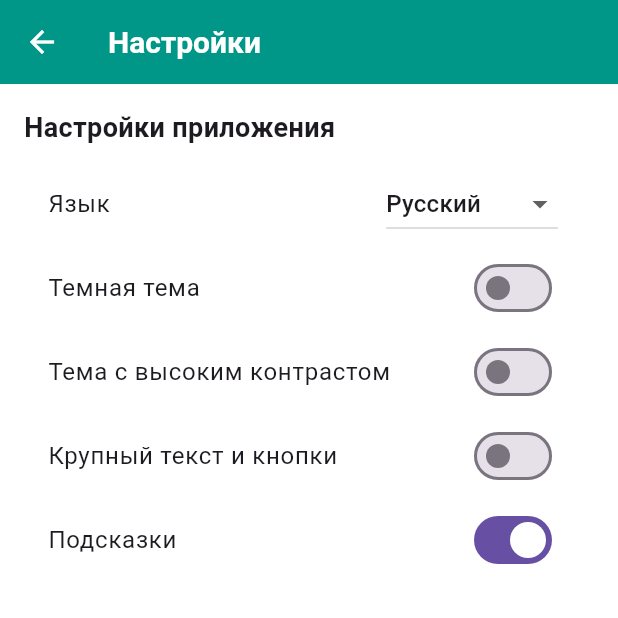
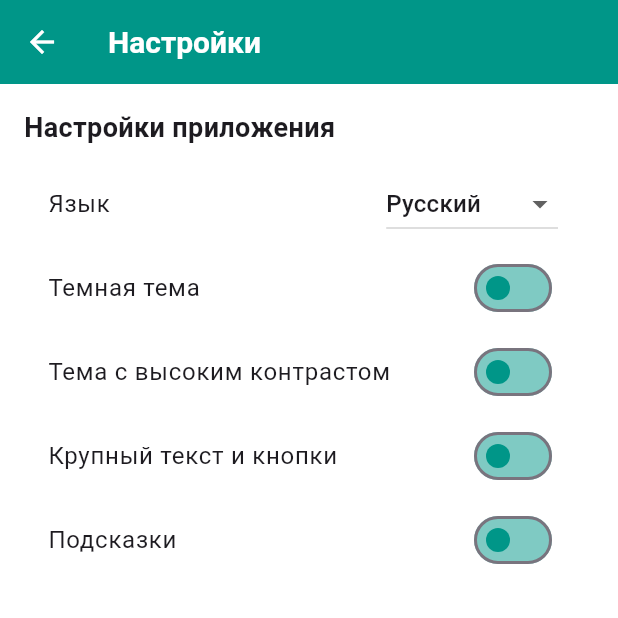
Before and after one commit to lizardoboi/med, a Flutter app: the SettingsScreen screen opened by its route, on a phone screen of 412 x 824 dp, the top half of it. Run offline on Flutter 3.47's test engine with Material 3 defaults, Android fonts, the phone set to English and light mode, and no system bars; our stand-ins replace awesome_notifications, timezone; accounts and stored records are empty; generated files the repository leaves out were written again.

Commit message:
Added real Hints Mode and app icon, also changes to project structure once again

```diff
--- a/lib/screens/settings/settings_screen.dart
+++ b/lib/screens/settings/settings_screen.dart
@@ -1,14 +1,15 @@
 import 'package:flutter/material.dart';
 import 'package:flutter_gen/gen_l10n/app_localizations.dart';
-import 'package:provider/provider.dart';
-import '../../../theme/theme_provider.dart';
+import 'widgets/hints_mode_switch.dart';
+import 'widgets/language_settings.dart';
+import 'widgets/large_text_switch.dart';
+import 'widgets/theme_switch.dart';
 
 class SettingsScreen extends StatelessWidget {
   const SettingsScreen({super.key});
 
   @override
   Widget build(BuildContext context) {
-    final themeProvider = Provider.of<ThemeProvider>(context);
     final loc = AppLocalizations.of(context)!;
 
     return Scaffold(
@@ -22,67 +23,11 @@ class SettingsScreen extends StatelessWidget {
           ),
           const SizedBox(height: 10),
 
-          ListTile(
-            title: Text(loc.language),
-            trailing: DropdownButton<String>(
-              value: themeProvider.locale.languageCode,
-              items: [
-                DropdownMenuItem(value: 'en', child: Text(loc.english)),
-                DropdownMenuItem(value: 'ru', child: Text(loc.russian)),
-                DropdownMenuItem(value: 'fi', child: Text(loc.finnish)),
-                DropdownMenuItem(value: 'es', child: Text(loc.spanish)),
-              ],
-              onChanged: (value) {
-                if (value != null) {
-                  themeProvider.setLocale(Locale(value));
-                }
-              },
-            ),
-          ),
-
-          ListTile(
-            title: Text(loc.darkTheme),
-            trailing: Switch(
-              value: themeProvider.isDarkMode,
-              onChanged: (bool value) {
-                themeProvider.setThemeMode(
-                  value ? AppThemeMode.dark : AppThemeMode.light,
-                );
-              },
-            ),
-          ),
-
-          ListTile(
-            title: Text(loc.highContrast),
-            trailing: Switch(
-              value: themeProvider.isHighContrast,
-              onChanged: (bool value) {
-                themeProvider.setThemeMode(
-                  value ? AppThemeMode.highContrast : AppThemeMode.light,
-                );
-              },
-            ),
-          ),
-
-          ListTile(
-            title: Text(loc.largeText),
-            trailing: Switch(
-              value: themeProvider.isLargeText,
-              onChanged: (bool value) {
-                themeProvider.setLargeText(value);
-              },
-            ),
-          ),
-
-          ListTile(
-            title: Text(loc.hintsMode),
-            trailing: Switch(
-              value: themeProvider.isHintsEnabled,
-              onChanged: (bool value) {
-                themeProvider.setHintsEnabled(value);
-              },
-            ),
-          ),
+          // Используем виджеты для отображения настроек
+          LanguageSetting(),
+          ThemeSwitch(),
+          LargeTextSwitch(),
+          HintsModeSwitch(),
         ],
       ),
     );
--- /dev/null
+++ b/lib/screens/settings/widgets/hints_mode_switch.dart
@@ -0,0 +1,24 @@
+import 'package:flutter/material.dart';
+import 'package:provider/provider.dart';
+import '../../../theme/theme_provider.dart';
+import 'package:flutter_gen/gen_l10n/app_localizations.dart';
+
+class HintsModeSwitch extends StatelessWidget {
+  const HintsModeSwitch({super.key});
+
+  @override
+  Widget build(BuildContext context) {
+    final themeProvider = Provider.of<ThemeProvider>(context);
+    final loc = AppLocalizations.of(context)!;
+
+    return ListTile(
+      title: Text(loc.hintsMode),
+      trailing: Switch(
+        value: themeProvider.isHintsEnabled,
+        onChanged: (bool value) {
+          themeProvider.setHintsEnabled(value);
+        },
+      ),
+    );
+  }
+}
--- /dev/null
+++ b/lib/screens/settings/widgets/language_settings.dart
@@ -0,0 +1,32 @@
+import 'package:flutter/material.dart';
+import 'package:provider/provider.dart';
+import '../../../theme/theme_provider.dart';
+import 'package:flutter_gen/gen_l10n/app_localizations.dart';
+
+class LanguageSetting extends StatelessWidget {
+  const LanguageSetting({super.key});
+
+  @override
+  Widget build(BuildContext context) {
+    final themeProvider = Provider.of<ThemeProvider>(context);
+    final loc = AppLocalizations.of(context)!;
+
+    return ListTile(
+      title: Text(loc.language),
+      trailing: DropdownButton<String>(
+        value: themeProvider.locale.languageCode,
+        items: [
+          DropdownMenuItem(value: 'en', child: Text(loc.english)),
+          DropdownMenuItem(value: 'ru', child: Text(loc.russian)),
+          DropdownMenuItem(value: 'fi', child: Text(loc.finnish)),
+          DropdownMenuItem(value: 'es', child: Text(loc.spanish)),
+        ],
+        onChanged: (value) {
+          if (value != null) {
+            themeProvider.setLocale(Locale(value));
+          }
+        },
+      ),
+    );
+  }
+}
--- /dev/null
+++ b/lib/screens/settings/widgets/large_text_switch.dart
@@ -0,0 +1,24 @@
+import 'package:flutter/material.dart';
+import 'package:provider/provider.dart';
+import '../../../theme/theme_provider.dart';
+import 'package:flutter_gen/gen_l10n/app_localizations.dart';
+
+class LargeTextSwitch extends StatelessWidget {
+  const LargeTextSwitch({super.key});
+
+  @override
+  Widget build(BuildContext context) {
+    final themeProvider = Provider.of<ThemeProvider>(context);
+    final loc = AppLocalizations.of(context)!;
+
+    return ListTile(
+      title: Text(loc.largeText),
+      trailing: Switch(
+        value: themeProvider.isLargeText,
+        onChanged: (bool value) {
+          themeProvider.setLargeText(value);
+        },
+      ),
+    );
+  }
+}
--- /dev/null
+++ b/lib/screens/settings/widgets/theme_switch.dart
@@ -0,0 +1,44 @@
+import 'package:flutter/material.dart';
+import 'package:provider/provider.dart';
+import '../../../theme/theme_provider.dart';
+import 'package:flutter_gen/gen_l10n/app_localizations.dart';
+
+class ThemeSwitch extends StatelessWidget {
+  const ThemeSwitch({super.key});
+
+  @override
+  Widget build(BuildContext context) {
+    final themeProvider = Provider.of<ThemeProvider>(context);
+    final loc = AppLocalizations.of(context)!;
+
+    return Column(
+      children: [
+        // Dark theme
+        ListTile(
+          title: Text(loc.darkTheme),
+          trailing: Switch(
+            value: themeProvider.isDarkMode,
+            onChanged: (bool value) {
+              themeProvider.setThemeMode(
+                value ? AppThemeMode.dark : AppThemeMode.light,
+              );
+            },
+          ),
+        ),
+
+        // High contrast theme
+        ListTile(
+          title: Text(loc.highContrast),
+          trailing: Switch(
+            value: themeProvider.isHighContrast,
+            onChanged: (bool value) {
+              themeProvider.setThemeMode(
+                value ? AppThemeMode.highContrast : AppThemeMode.light,
+              );
+            },
+          ),
+        ),
+      ],
+    );
+  }
+}
--- a/lib/theme/app_theme.dart
+++ b/lib/theme/app_theme.dart
@@ -27,6 +27,10 @@ class AppTheme {
         textStyle: const TextStyle(fontWeight: FontWeight.bold),
         shape: RoundedRectangleBorder(borderRadius: BorderRadius.circular(10)),
       ),
+    ),
+    switchTheme: SwitchThemeData(
+      thumbColor: MaterialStateProperty.all(Colors.teal),
+      trackColor: MaterialStateProperty.all(Colors.teal.withOpacity(0.5)),
     ),
   );
 
@@ -58,6 +62,10 @@ class AppTheme {
           borderRadius: BorderRadius.circular(10),
         ),
       ),
+    ),
+    switchTheme: SwitchThemeData(
+      thumbColor: MaterialStateProperty.all(Colors.teal),
+      trackColor: MaterialStateProperty.all(Colors.teal.withOpacity(0.5)),
     ),
   );
 
@@ -96,8 +104,8 @@ class AppTheme {
       labelStyle: TextStyle(color: Colors.yellowAccent),
     ),
     switchTheme: SwitchThemeData(
-      thumbColor: WidgetStateProperty.all(Colors.yellowAccent),
-      trackColor: WidgetStateProperty.all(Colors.grey),
+      thumbColor: MaterialStateProperty.all(Colors.yellowAccent),
+      trackColor: MaterialStateProperty.all(Colors.grey),
     ),
     elevatedButtonTheme: ElevatedButtonThemeData(
       style: ElevatedButton.styleFrom(
@@ -114,4 +122,26 @@ class AppTheme {
       secondary: Colors.orangeAccent,
     ),
   );
+
+  // Функция для обновления подсветки элементов при включенном режиме подсказок
+  static ThemeData getThemeWithHintsEnabled(ThemeData baseTheme, bool isHintsEnabled) {
+    if (!isHintsEnabled) return baseTheme;
+
+    // Включаем подсветку только в режиме подсказок, остальные элементы оставляем как в базовой теме
+    return baseTheme.copyWith(
+      elevatedButtonTheme: ElevatedButtonThemeData(
+        style: ElevatedButton.styleFrom(
+          backgroundColor: Colors.yellow, // Жёлтый фон для кнопок в режиме подсказок
+          foregroundColor: Colors.black,
+          padding: const EdgeInsets.symmetric(horizontal: 24, vertical: 12),
+          textStyle: const TextStyle(fontWeight: FontWeight.bold),
+          shape: RoundedRectangleBorder(borderRadius: BorderRadius.circular(10)),
+        ),
+      ),
+      switchTheme: SwitchThemeData(
+        thumbColor: MaterialStateProperty.all(Colors.yellow), // Подсветка для переключателей
+        trackColor: MaterialStateProperty.all(Colors.yellow.withOpacity(0.5)),
+      ),
+    );
+  }
 }
```
Also changed, not shown: lib/theme/theme_provider.dart (+7 -10 lines), pubspec.yaml (+8 -0 lines), lib/assets/app_icon.png (added), pubspec.lock.
